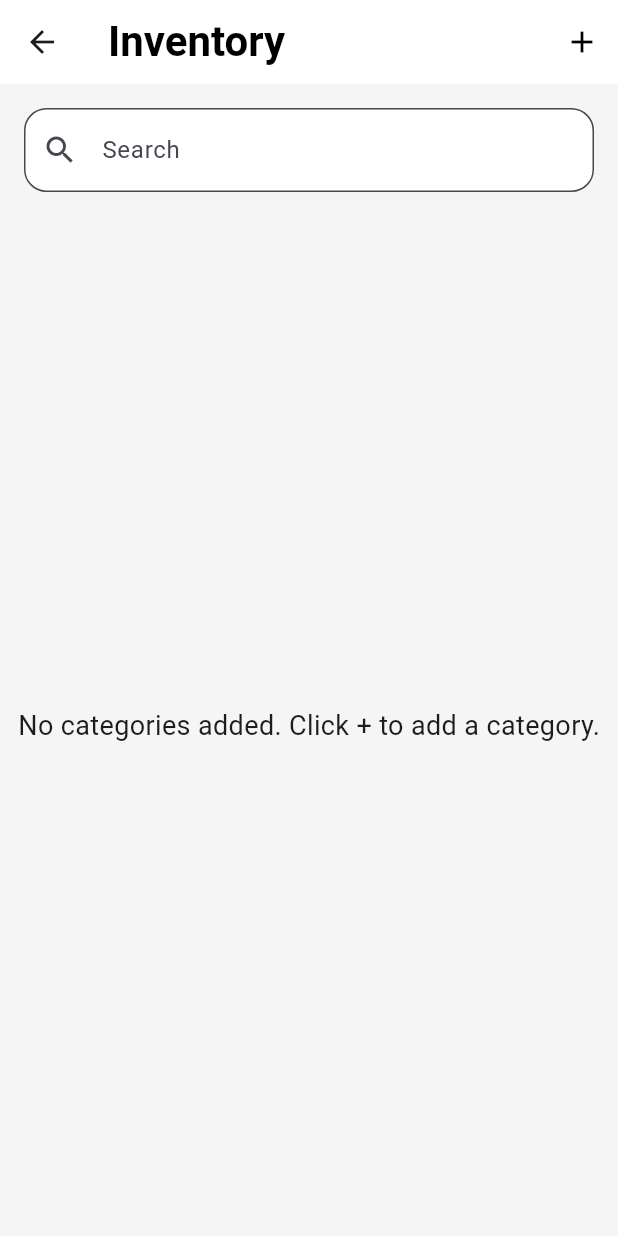
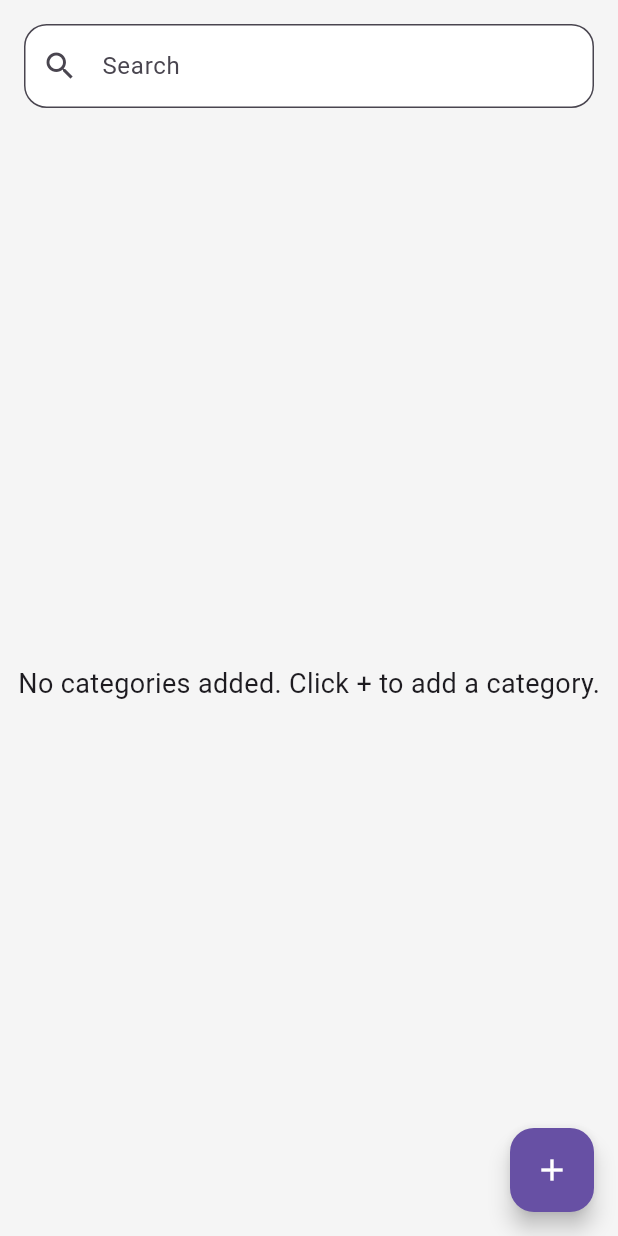
Before and after one commit to SarveshSub/RoomiApp, a Flutter app: the InventoryPage screen opened directly, on a phone screen of 412 x 824 dp. Run offline on Flutter 3.47's test engine with Material 3 defaults, Android fonts, the phone set to English and light mode, and no system bars; our stand-ins replace firebase_auth, firebase_core, firebase_database, firebase_storage, flutter_image_compress, image_picker and 1 more; accounts and stored records are empty.

Commit message:
Refactored add button

```diff
--- a/lib/src/pages/inventory/inventory_page.dart
+++ b/lib/src/pages/inventory/inventory_page.dart
@@ -1,4 +1,5 @@
 import 'package:flutter/material.dart';
+import 'package:roomi/src/widgets/floating_add_button.dart';
 import 'package:shared_preferences/shared_preferences.dart';
 import 'package:image_picker/image_picker.dart';
 import 'dart:convert';
@@ -146,25 +147,6 @@ class _InventoryPageState extends State<InventoryPage> {
   @override
   Widget build(BuildContext context) {
     return Scaffold(
-      appBar: AppBar(
-        backgroundColor: Colors.white,
-        elevation: 0,
-        title: const Text(
-          'Inventory',
-          style: TextStyle(
-            fontSize: 28,
-            fontWeight: FontWeight.bold,
-            color: Colors.black,
-          ),
-        ),
-        centerTitle: false,
-        actions: [
-          IconButton(
-            icon: const Icon(Icons.add, color: Colors.black),
-            onPressed: () => _showAddCategoryDialog(),
-          ),
-        ],
-      ),
       body: Container(
         color: Colors.grey[100],
         child: Column(
@@ -298,6 +280,9 @@ class _InventoryPageState extends State<InventoryPage> {
           ],
         ),
       ),
+      floatingActionButton: FloatingAddButton(
+        onPressed: () => _showAddCategoryDialog(),
+      ),
     );
   }
 }
--- /dev/null
+++ b/lib/src/widgets/floating_add_button.dart
@@ -0,0 +1,18 @@
+// widgets/floating_add_button.dart
+import 'package:flutter/material.dart';
+
+class FloatingAddButton extends StatelessWidget {
+  final VoidCallback onPressed;
+
+  const FloatingAddButton({required this.onPressed, super.key});
+
+  @override
+  Widget build(BuildContext context) {
+    return FloatingActionButton(
+      onPressed: onPressed,
+      backgroundColor: Theme.of(context).primaryColor,
+      foregroundColor: Colors.white,
+      child: const Icon(Icons.add),
+    );
+  }
+}
```
Also changed, not shown: lib/src/pages/balances/balances_page.dart (+3 -9 lines), lib/src/pages/tasks/tasks_page.dart (+11 -0 lines), lib/src/styles/app_theme.dart (added, +75 -0 lines).
